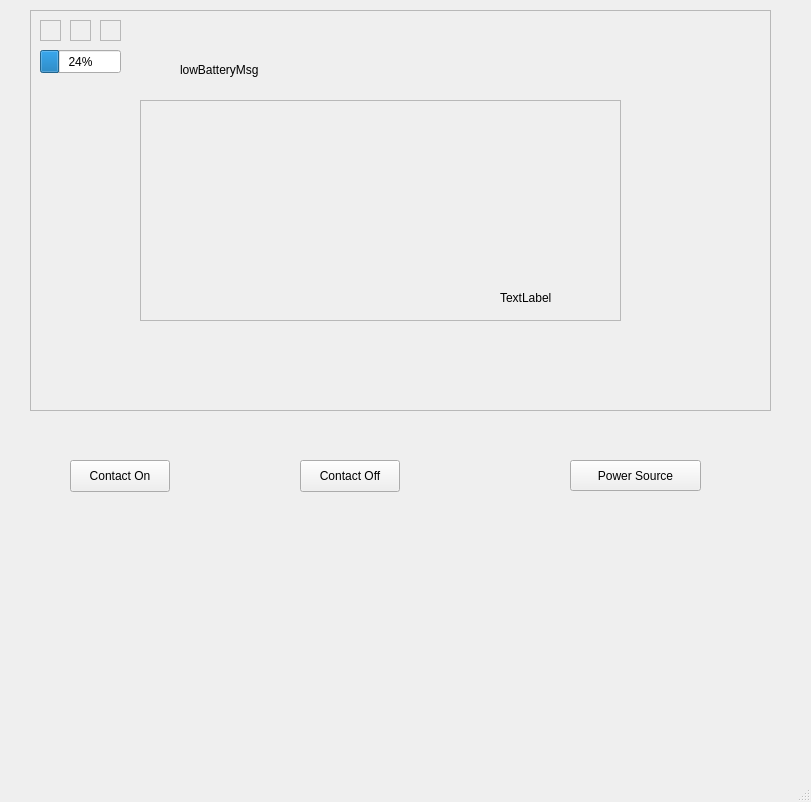
First picture: the form in COMP_3004_Team_24/mainwindow.ui, repository sidbmw/Neureset_Device_Simulator, before the edit.
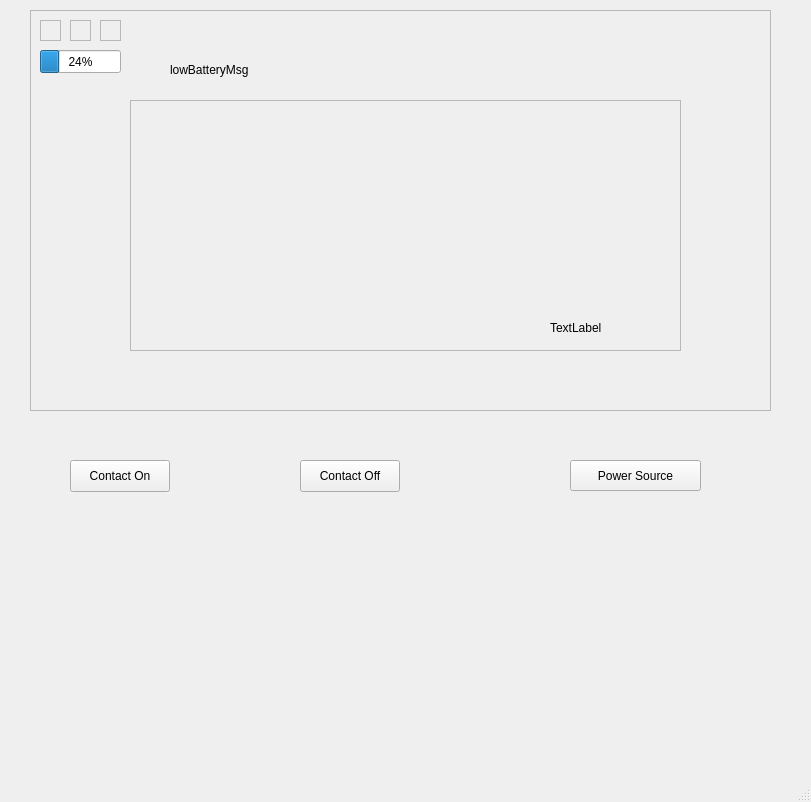
Second picture: the form after the edit. Icons and pictures are not drawn.

```diff
--- a/COMP_3004_Team_24/mainwindow.ui
+++ b/COMP_3004_Team_24/mainwindow.ui
@@ -32,10 +32,10 @@
     <widget class="QFrame" name="mainDisplay">
      <property name="geometry">
       <rect>
-       <x>110</x>
+       <x>100</x>
        <y>90</y>
-       <width>481</width>
-       <height>221</height>
+       <width>551</width>
+       <height>251</height>
       </rect>
      </property>
      <property name="frameShape">
@@ -47,8 +47,8 @@
      <widget class="QLabel" name="dateAndTimeDisplay">
       <property name="geometry">
        <rect>
-        <x>360</x>
-        <y>190</y>
+        <x>420</x>
+        <y>220</y>
         <width>121</width>
         <height>16</height>
        </rect>
@@ -61,7 +61,7 @@
     <widget class="QPushButton" name="menu">
      <property name="geometry">
       <rect>
-       <x>110</x>
+       <x>100</x>
        <y>50</y>
        <width>31</width>
        <height>32</height>
@@ -161,7 +161,7 @@
     <widget class="QPushButton" name="upSelector">
      <property name="geometry">
       <rect>
-       <x>610</x>
+       <x>680</x>
        <y>130</y>
        <width>31</width>
        <height>32</height>
@@ -186,7 +186,7 @@
     <widget class="QPushButton" name="downSelector">
      <property name="geometry">
       <rect>
-       <x>610</x>
+       <x>680</x>
        <y>180</y>
        <width>31</width>
        <height>32</height>
@@ -211,8 +211,8 @@
     <widget class="QPushButton" name="play">
      <property name="geometry">
       <rect>
-       <x>280</x>
-       <y>330</y>
+       <x>320</x>
+       <y>350</y>
        <width>21</width>
        <height>32</height>
       </rect>
@@ -236,8 +236,8 @@
     <widget class="QPushButton" name="pause">
      <property name="geometry">
       <rect>
-       <x>330</x>
-       <y>330</y>
+       <x>370</x>
+       <y>350</y>
        <width>21</width>
        <height>32</height>
       </rect>
@@ -261,8 +261,8 @@
     <widget class="QPushButton" name="reset">
      <property name="geometry">
       <rect>
-       <x>380</x>
-       <y>330</y>
+       <x>420</x>
+       <y>350</y>
        <width>21</width>
        <height>32</height>
       </rect>
@@ -286,7 +286,7 @@
     <widget class="QPushButton" name="ok">
      <property name="geometry">
       <rect>
-       <x>610</x>
+       <x>680</x>
        <y>250</y>
        <width>31</width>
        <height>31</height>
@@ -322,7 +322,7 @@
     <widget class="QLabel" name="lowBatteryMsg">
      <property name="geometry">
       <rect>
-       <x>150</x>
+       <x>140</x>
        <y>50</y>
        <width>441</width>
        <height>20</height>
```
Left out of the diff: 2 changed lines with no effect on the pictures.
